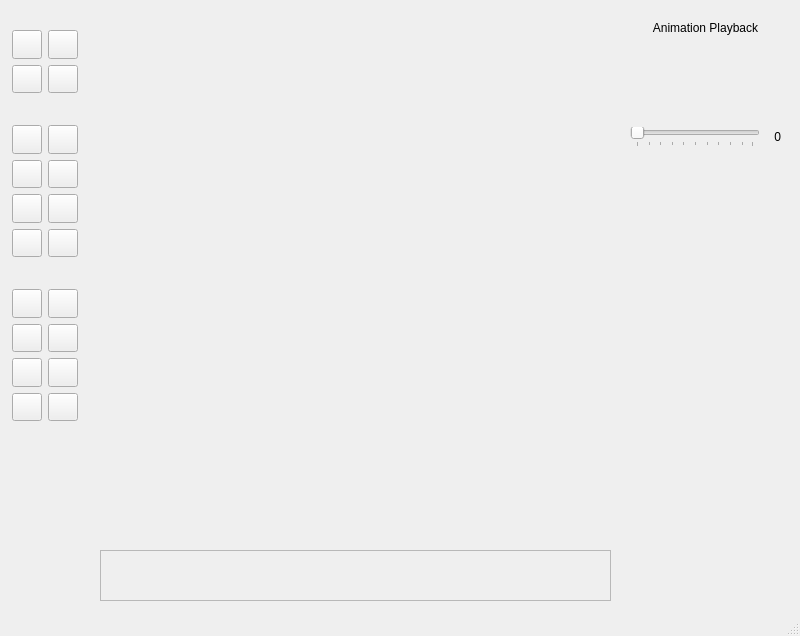
Before: the Qt Designer form SpriteEditor/spriteeditorvc.ui in GT3CH1/sprite-editor, drawn with Qt 5.
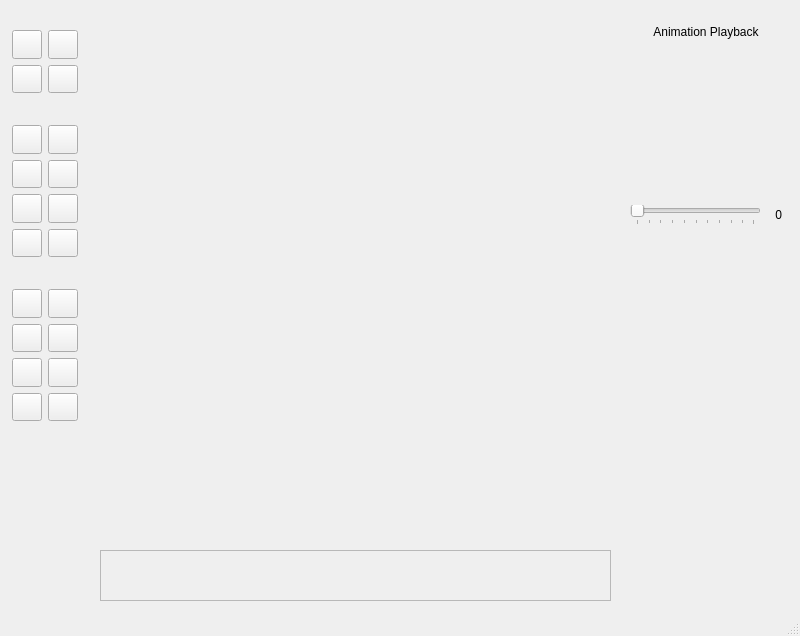
After: the same form once the commit is applied. Icons and pictures are not drawn. Custom widgets are drawn as their Qt base class.

Commit message: [7/?] Implemented frame preview and selection

What changed in the file:
```diff
--- a/SpriteEditor/spriteeditorvc.ui
+++ b/SpriteEditor/spriteeditorvc.ui
@@ -562,8 +562,8 @@
      <rect>
       <x>630</x>
       <y>20</y>
-      <width>151</width>
-      <height>127</height>
+      <width>152</width>
+      <height>205</height>
      </rect>
     </property>
     <layout class="QGridLayout" name="playbackLayout">
@@ -625,11 +625,17 @@
       </widget>
      </item>
      <item row="1" column="0" colspan="2">
-      <widget class="QWidget" name="QRenderArea" native="true">
+      <widget class="RenderArea" name="playbackArea" native="true">
        <property name="minimumSize">
         <size>
-         <width>0</width>
-         <height>80</height>
+         <width>150</width>
+         <height>150</height>
+        </size>
+       </property>
+       <property name="maximumSize">
+        <size>
+         <width>150</width>
+         <height>150</height>
         </size>
        </property>
       </widget>
```
The commit also changes 2 other files.
